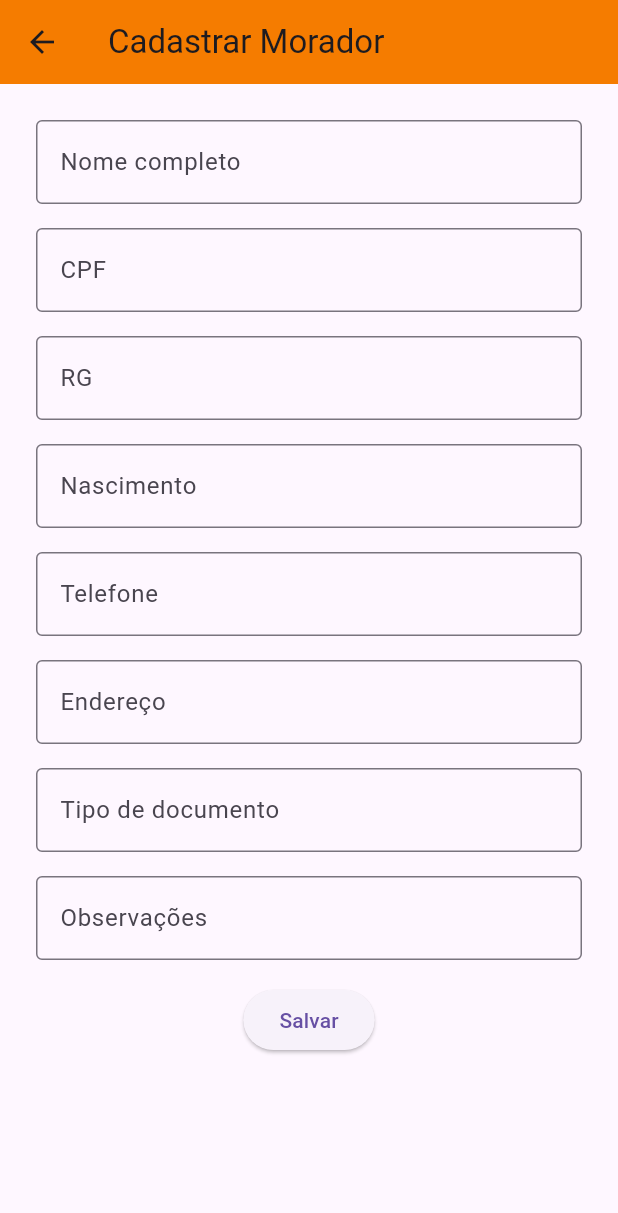
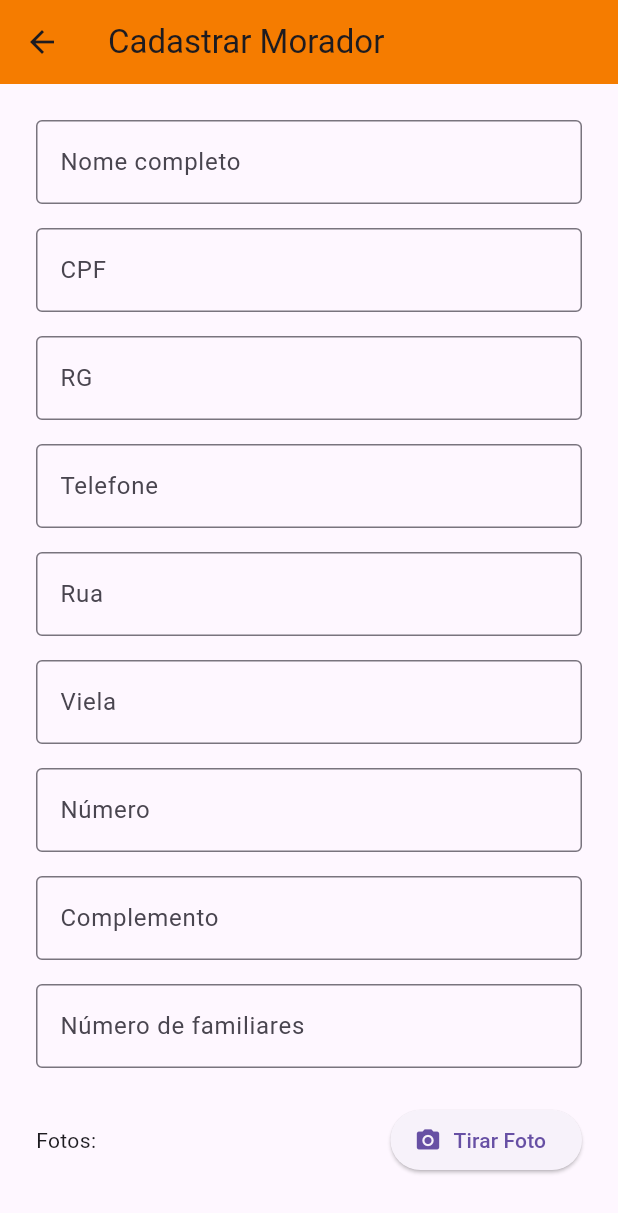
Before and after one commit to banditrl/Peacely, a Flutter app: the ResidentRegisterPage screen opened by its route, on a phone screen of 412 x 824 dp. Shown: the top 1213 px of the screen. Run offline on Flutter 3.47's test engine with Material 3 defaults, Android fonts, the phone set to English and light mode, and no system bars; our stand-ins replace file_picker, firebase_auth, firebase_core, image_picker; accounts and stored records are empty.

Commit message:
resident register completed, with camera and files integration, without save, login integration complete with firebase auth

```diff
--- a/lib/ui/resident/register/resident_register_page.dart
+++ b/lib/ui/resident/register/resident_register_page.dart
@@ -1,7 +1,47 @@
 import 'package:flutter/material.dart';
+import 'dart:io';
+import 'package:image_picker/image_picker.dart';
+import 'package:file_picker/file_picker.dart';
 
-class ResidentRegisterPage extends StatelessWidget {
+class ResidentRegisterPage extends StatefulWidget {
   const ResidentRegisterPage({super.key});
+
+  @override
+  State<ResidentRegisterPage> createState() => _ResidentRegisterPageState();
+}
+
+class _ResidentRegisterPageState extends State<ResidentRegisterPage> {
+  final _fullNameController = TextEditingController();
+  final _cpfController = TextEditingController();
+  final _rgController = TextEditingController();
+  final _contactController = TextEditingController();
+  final _streetController = TextEditingController();
+  final _alleyController = TextEditingController();
+  final _numberController = TextEditingController();
+  final _complementController = TextEditingController();
+  final _familySizeController = TextEditingController();
+
+  final List<File> _photos = [];
+  final List<PlatformFile> _files = [];
+
+  final _imagePicker = ImagePicker();
+
+  Future<void> _pickImage() async {
+    final XFile? picked = await _imagePicker.pickImage(source: ImageSource.camera);
+    if (picked != null) {
+      setState(() => _photos.add(File(picked.path)));
+    }
+  }
+
+  Future<void> _pickFiles() async {
+    final result = await FilePicker.platform.pickFiles(allowMultiple: true);
+    if (result != null) {
+      setState(() => _files.addAll(result.files));
+    }
+  }
+
+  void _removePhoto(int index) => setState(() => _photos.removeAt(index));
+  void _removeFile(int index) => setState(() => _files.removeAt(index));
 
   @override
   Widget build(BuildContext context) {
@@ -14,24 +54,83 @@ class ResidentRegisterPage extends StatelessWidget {
         padding: const EdgeInsets.all(24),
         child: Column(
           children: [
-            _buildTextField('Nome completo'),
+            _buildTextField('Nome completo', _fullNameController),
             const SizedBox(height: 16),
-            _buildTextField('CPF'),
+            _buildTextField('CPF', _cpfController),
             const SizedBox(height: 16),
-            _buildTextField('RG'),
+            _buildTextField('RG', _rgController),
             const SizedBox(height: 16),
-            _buildTextField('Nascimento'),
+            _buildTextField('Telefone', _contactController),
             const SizedBox(height: 16),
-            _buildTextField('Telefone'),
+            _buildTextField('Rua', _streetController),
             const SizedBox(height: 16),
-            _buildTextField('Endereço'),
+            _buildTextField('Viela', _alleyController),
             const SizedBox(height: 16),
-            _buildTextField('Tipo de documento'),
+            _buildTextField('Número', _numberController),
             const SizedBox(height: 16),
-            _buildTextField('Observações'),
+            _buildTextField('Complemento', _complementController),
             const SizedBox(height: 16),
+            _buildTextField('Número de familiares', _familySizeController, isNumber: true),
+            const SizedBox(height: 24),
+
+            // Photos
+            Row(
+              mainAxisAlignment: MainAxisAlignment.spaceBetween,
+              children: [
+                const Text('Fotos:'),
+                ElevatedButton.icon(
+                  onPressed: _pickImage,
+                  icon: const Icon(Icons.camera_alt),
+                  label: const Text('Tirar Foto'),
+                ),
+              ],
+            ),
+            const SizedBox(height: 8),
+            Wrap(
+              spacing: 8,
+              children: List.generate(_photos.length, (index) => Stack(
+                alignment: Alignment.topRight,
+                children: [
+                  Image.file(_photos[index], width: 100, height: 100, fit: BoxFit.cover),
+                  GestureDetector(
+                    onTap: () => _removePhoto(index),
+                    child: const CircleAvatar(radius: 10, child: Icon(Icons.close, size: 14)),
+                  )
+                ],
+              )),
+            ),
+
+            const SizedBox(height: 24),
+
+            // Files
+            Row(
+              mainAxisAlignment: MainAxisAlignment.spaceBetween,
+              children: [
+                const Text('Arquivos:'),
+                ElevatedButton.icon(
+                  onPressed: _pickFiles,
+                  icon: const Icon(Icons.upload_file),
+                  label: const Text('Selecionar Arquivos'),
+                ),
+              ],
+            ),
+            const SizedBox(height: 8),
+            Column(
+              children: List.generate(_files.length, (index) => ListTile(
+                title: Text(_files[index].name),
+                trailing: IconButton(
+                  icon: const Icon(Icons.close),
+                  onPressed: () => _removeFile(index),
+                ),
+              )),
+            ),
+
+            const SizedBox(height: 32),
+
             ElevatedButton(
-              onPressed: () {},
+              onPressed: () {
+                // Future: validate -> create user -> get uid -> generate code -> save to Firestore
+              },
               child: const Text('Salvar'),
             ),
           ],
@@ -40,12 +139,28 @@ class ResidentRegisterPage extends StatelessWidget {
     );
   }
 
-  Widget _buildTextField(String label) {
+  Widget _buildTextField(String label, TextEditingController controller, {bool isNumber = false}) {
     return TextField(
+      controller: controller,
+      keyboardType: isNumber ? TextInputType.number : TextInputType.text,
       decoration: InputDecoration(
         labelText: label,
         border: const OutlineInputBorder(),
       ),
     );
   }
+
+  @override
+  void dispose() {
+    _fullNameController.dispose();
+    _cpfController.dispose();
+    _rgController.dispose();
+    _contactController.dispose();
+    _streetController.dispose();
+    _alleyController.dispose();
+    _numberController.dispose();
+    _complementController.dispose();
+    _familySizeController.dispose();
+    super.dispose();
+  }
 }
--- a/pubspec.yaml
+++ b/pubspec.yaml
@@ -37,6 +37,8 @@ dependencies:
   # The following adds the Cupertino Icons font to your application.
   # Use with the CupertinoIcons class for iOS style icons.
   cupertino_icons: ^1.0.8
+  image_picker: ^1.1.2
+  file_picker: ^10.2.0
 
 dev_dependencies:
   flutter_test:
```
Also changed, not shown: lib/domain/entities/resident.dart (added, +67 -0 lines), lib/ui/login/login_page.dart (+40 -5 lines), pubspec.lock, 3 other files.
